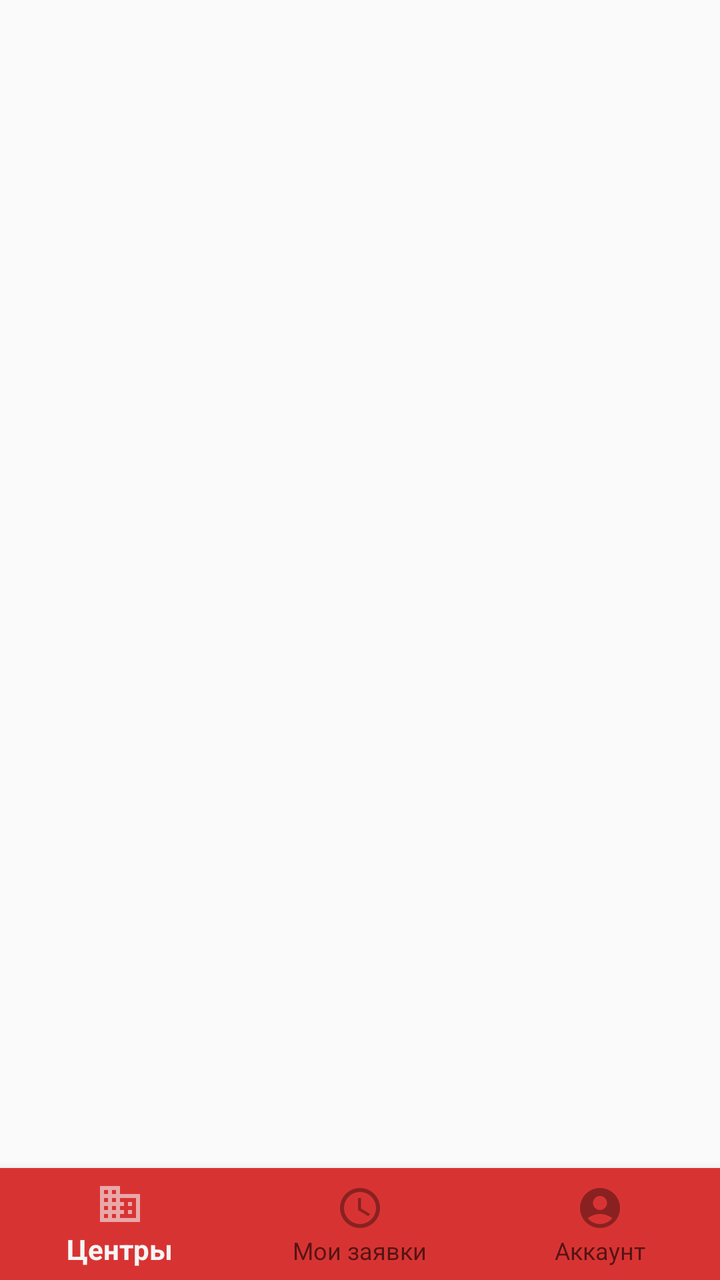
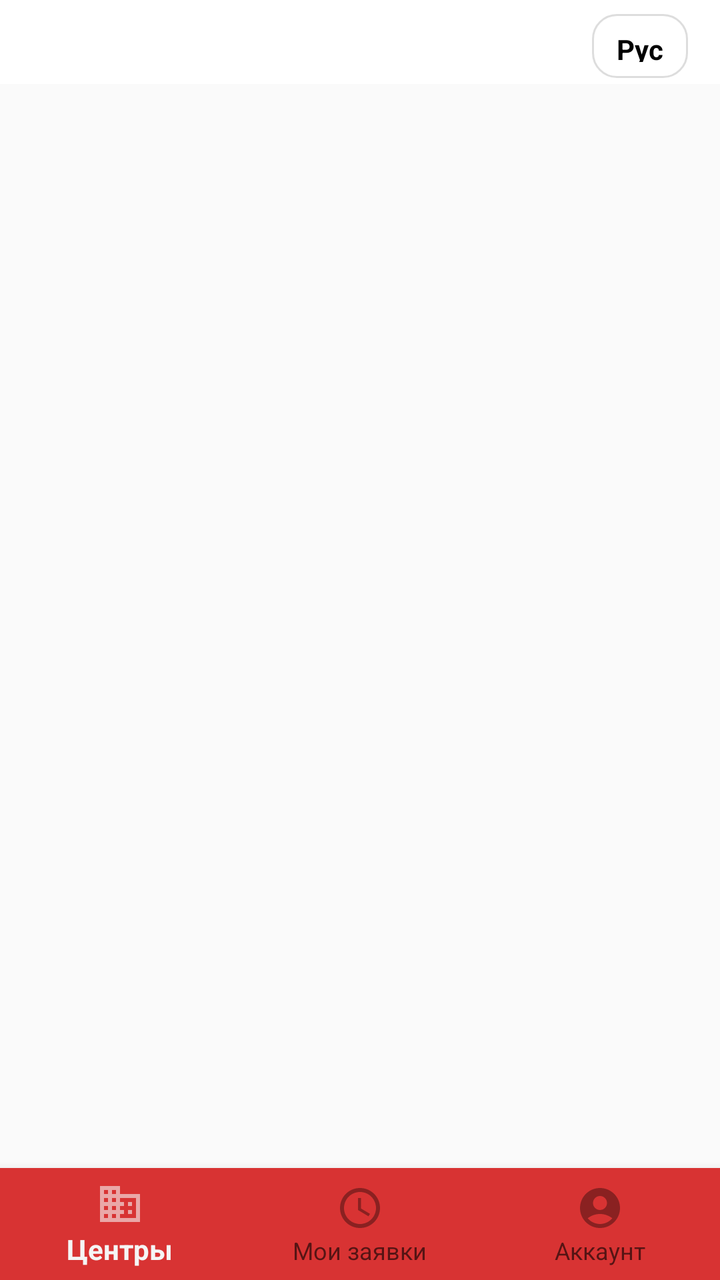

The first picture is an Android layout as it rendered before a commit; the second is the same layout after the commit. The layout source and the unified diff follow.
<!-- AndroidManifest.xml: application theme Theme.AppCompat.Light -->
<!-- res/layout/activity_user.xml -->
<?xml version="1.0" encoding="utf-8"?>
<LinearLayout xmlns:android="http://schemas.android.com/apk/res/android"
    xmlns:app="http://schemas.android.com/apk/res-auto"
    android:layout_width="match_parent"
    android:layout_height="match_parent"
    android:orientation="vertical">

    <FrameLayout
        android:id="@+id/fragment_container"
        android:layout_width="match_parent"
        android:layout_height="0dp"
        android:layout_weight="1"/>

    <com.google.android.material.bottomnavigation.BottomNavigationView
        android:id="@+id/bottom_navigation"
        android:layout_width="match_parent"
        android:layout_height="wrap_content"
        android:background="@drawable/shape1"
        app:menu="@menu/lower_menu_user" />
</LinearLayout>
<!-- resources referenced by this layout -->
<resources>
  <!-- drawable shape1 (drawable) -->
  <?xml version="1.0" encoding="utf-8"?>
  <shape xmlns:android="http://schemas.android.com/apk/res/android"
      android:shape="rectangle">
      <solid android:color="#D83333" />
  </shape>
</resources>

<!-- the commit's change to res/layout/activity_user.xml (unified diff, before → after) -->
@@ -4,6 +4,27 @@
     android:layout_width="match_parent"
     android:layout_height="match_parent"
     android:orientation="vertical">
+
+    <LinearLayout
+        android:layout_width="match_parent"
+        android:layout_height="42dp"
+        android:gravity="center_vertical|end"
+        android:orientation="horizontal"
+        android:paddingStart="16dp"
+        android:paddingEnd="16dp"
+        android:paddingTop="4dp"
+        android:background="@android:color/white">
+
+        <TextView
+            android:id="@+id/btn_language_toggle"
+            android:layout_width="48dp"
+            android:layout_height="32dp"
+            android:background="@drawable/bg_white_card"
+            android:gravity="center"
+            android:text="@string/lang_ru"
+            android:textColor="@color/black"
+            android:textStyle="bold" />
+    </LinearLayout>
 
     <FrameLayout
         android:id="@+id/fragment_container"
<!-- resource entries referenced after the edit -->
@@ -1,10 +1,20 @@
 <!-- resources referenced by this layout -->
 <resources>
+  <color name="black">#FF000000</color>
+  <!-- drawable bg_white_card (drawable) -->
+  <shape xmlns:android="http://schemas.android.com/apk/res/android"
+      android:shape="rectangle">
+      <solid android:color="#FFFFFF"/>
+      <corners android:radius="12dp"/>
+      <padding android:left="12dp" android:top="8dp" android:right="12dp" android:bottom="8dp"/>
+      <stroke android:width="1dp" android:color="#DDDDDD" />
+  </shape>
   <!-- drawable shape1 (drawable) -->
   <?xml version="1.0" encoding="utf-8"?>
   <shape xmlns:android="http://schemas.android.com/apk/res/android"
       android:shape="rectangle">
       <solid android:color="#D83333" />
   </shape>
+  <string name="lang_ru">Рус</string>
 </resources>
 
